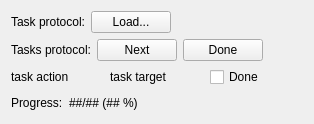
Before: the Qt Designer form neurolabi/gui/widgets/taskprotocolwindow.ui in janelia-flyem/NeuTu, drawn with Qt 5.
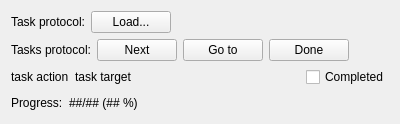
After: the same form once the commit is applied.

Commit message: show task in UI; go to first undone on start; save on set complete

```diff
--- a/neurolabi/gui/widgets/taskprotocolwindow.ui
+++ b/neurolabi/gui/widgets/taskprotocolwindow.ui
@@ -94,6 +94,13 @@
         </property>
        </widget>
       </item>
+      <item>
+       <widget class="QPushButton" name="gotoButton">
+        <property name="text">
+         <string>Go to</string>
+        </property>
+       </widget>
+      </item>
       <item>
        <widget class="QPushButton" name="doneButton">
         <property name="text">
@@ -147,9 +154,22 @@
        </widget>
       </item>
       <item>
-       <widget class="QCheckBox" name="checkBox">
+       <spacer name="horizontalSpacer_4">
+        <property name="orientation">
+         <enum>Qt::Horizontal</enum>
+        </property>
+        <property name="sizeHint" stdset="0">
+         <size>
+          <width>40</width>
+          <height>20</height>
+         </size>
+        </property>
+       </spacer>
+      </item>
+      <item>
+       <widget class="QCheckBox" name="completedCheckBox">
         <property name="text">
-         <string>Done</string>
+         <string>Completed</string>
         </property>
        </widget>
       </item>
```
Left out of the diff: 4 changed lines with no effect on the pictures. The commit also changes 5 other files.
